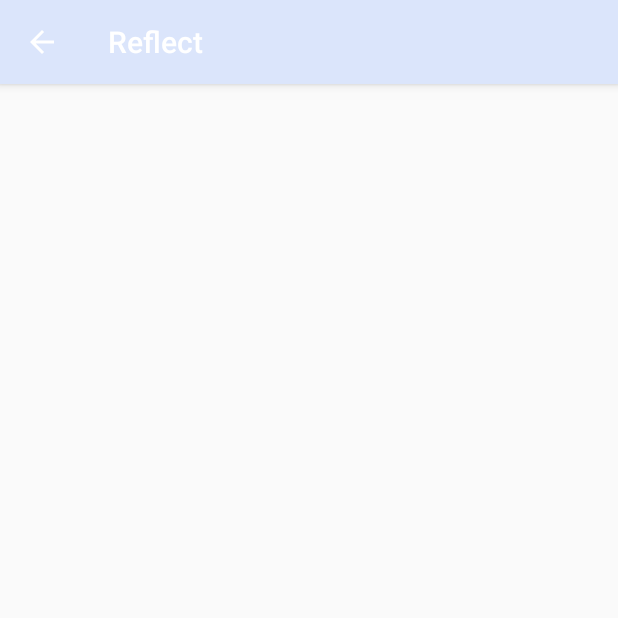
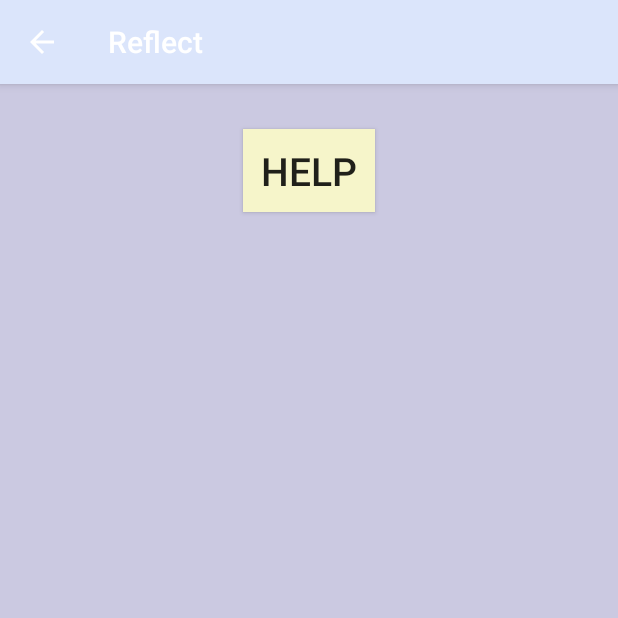
Before and after one commit to hamiltona21/RelaxReferReflect, an Android app: the ReflectActivity screen opened directly, with no data from a screen before it, on a phone screen of 412 x 824 dp, the top half of it. Run offline under Robolectric (Android 15) with nearby library versions, the phone set to English and light mode, and no system bars.

Commit message:
10th commit

```diff
--- a/app/src/main/java/ashleyhamilton/honorsmobileapps/relaxreferreflect/ReflectActivity.java
+++ b/app/src/main/java/ashleyhamilton/honorsmobileapps/relaxreferreflect/ReflectActivity.java
@@ -2,7 +2,12 @@ package ashleyhamilton.honorsmobileapps.relaxreferreflect;
 
 import androidx.appcompat.app.AppCompatActivity;
 
+import android.app.AlertDialog;
+import android.content.DialogInterface;
+import android.media.MediaPlayer;
 import android.os.Bundle;
+import android.view.View;
+import android.widget.Button;
 
 public class ReflectActivity extends AppCompatActivity {
 
@@ -10,5 +15,26 @@ public class ReflectActivity extends AppCompatActivity {
     protected void onCreate(Bundle savedInstanceState) {
         super.onCreate(savedInstanceState);
         setContentView(R.layout.activity_reflect);
+        Button help=findViewById(R.id.help_reflect);
+        View.OnClickListener myListener = new View.OnClickListener() {
+            @Override
+            public void onClick(View v) {
+                if(v.getId() == R.id.help_reflect) {
+                    AlertDialog.Builder alertDialogBuilder = new AlertDialog.Builder(ReflectActivity.this);
+                    alertDialogBuilder.setMessage("FEATURE COMING SOON: Write out your feelings in the lines below! Press the Clear button to delete your work. Customize your journal with the picking options on the top of the screen.");
+                    alertDialogBuilder.setPositiveButton("OK",
+                            new DialogInterface.OnClickListener() {
+                                @Override
+                                public void onClick(DialogInterface arg0, int arg1) {
+
+                                }
+                            });
+                    AlertDialog alertDialog = alertDialogBuilder.create();
+                    alertDialog.show();
+                }
+
+            }
+        };
+        help.setOnClickListener(myListener);
     }
 }
--- a/app/src/main/res/layout/activity_reflect.xml
+++ b/app/src/main/res/layout/activity_reflect.xml
@@ -1,9 +1,22 @@
 <?xml version="1.0" encoding="utf-8"?>
-<androidx.constraintlayout.widget.ConstraintLayout xmlns:android="http://schemas.android.com/apk/res/android"
+<RelativeLayout xmlns:android="http://schemas.android.com/apk/res/android"
     xmlns:app="http://schemas.android.com/apk/res-auto"
     xmlns:tools="http://schemas.android.com/tools"
     android:layout_width="match_parent"
     android:layout_height="match_parent"
-    tools:context=".ReflectActivity">
+    tools:context=".ReflectActivity"
+    android:background="@color/colorPrimaryDark"
+    android:padding="20dp">
+    <Button
+        android:layout_width="wrap_content"
+        android:layout_height="wrap_content"
+        android:text="@string/help"
+        android:background="@color/colorAccent"
+        android:layout_margin="10dp"
+        android:textSize="26sp"
+        android:layout_centerHorizontal="true"
+        android:id="@+id/help_reflect"
+        android:padding="10dp"
+        />
 
-</androidx.constraintlayout.widget.ConstraintLayout>
+</RelativeLayout>
```
